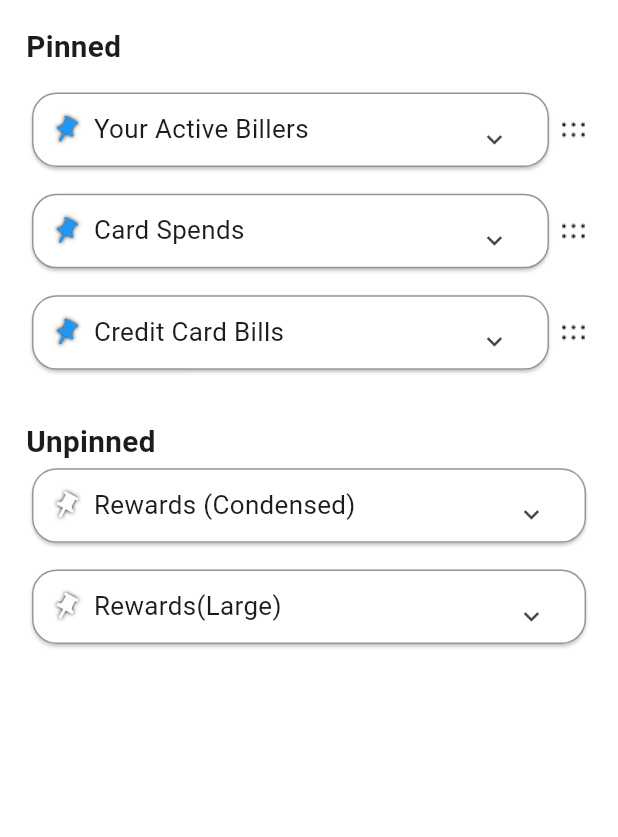
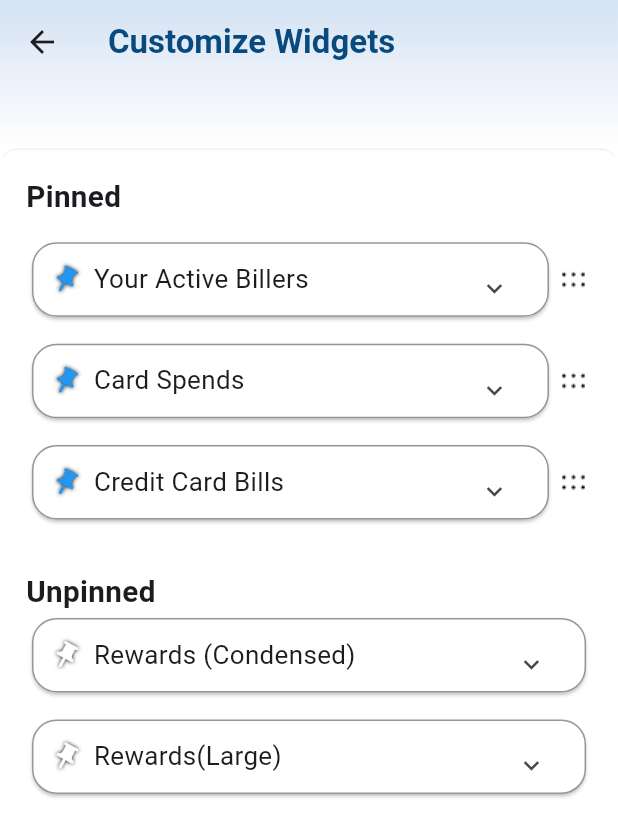
Before and after one commit to muhammedswalih11/task_flutter_, a Flutter app: the customized_ui screen opened directly, on a phone screen of 412 x 824 dp. Shown: the top 837 px of the screen. Run offline on Flutter 3.47's test engine with Material 3 defaults, Android fonts, the phone set to English and light mode, and no system bars; our stand-ins replace flutter_riverpod.

Commit message:
second commit

```diff
--- a/lib/features/customized_ui/presentation/pages/custom_ui_screen.dart
+++ b/lib/features/customized_ui/presentation/pages/custom_ui_screen.dart
@@ -4,7 +4,6 @@ import 'package:flutter_tasks_/features/customized_ui/presentation/controllers/p
 import 'package:flutter_tasks_/features/customized_ui/presentation/widgets/active_bill_section.dart';
 import 'package:flutter_tasks_/features/customized_ui/presentation/widgets/card_spend_section.dart';
 import 'package:flutter_tasks_/features/customized_ui/presentation/widgets/ccbill_section.dart';
-import 'package:flutter_tasks_/features/customized_ui/presentation/widgets/progress_bar.dart';
 import 'package:flutter_tasks_/features/customized_ui/presentation/widgets/progressbar_section.dart';
 import 'package:flutter_tasks_/features/customized_ui/presentation/widgets/rewards_large.dart';
 import 'package:flutter_tasks_/features/customized_ui/presentation/widgets/cardsections.dart';
@@ -16,10 +15,44 @@ class customized_ui extends StatelessWidget {
   Widget build(BuildContext context) {
     SizeConfig.init(context);
     return Scaffold(
+      appBar: PreferredSize(
+        preferredSize: Size.fromHeight(SizeConfig.screenHeight * 0.12),
+        child: AppBar(
+          backgroundColor: Colors.transparent,
+          leading: IconButton(onPressed: () {}, icon: Icon(Icons.arrow_back)),
+          title: Text(
+            'Customize Widgets',
+            style: TextStyle(
+              fontWeight: FontWeight.bold,
+              color: const Color.fromARGB(255, 8, 73, 126),
+            ),
+          ),
+          flexibleSpace: Container(
+            decoration: const BoxDecoration(
+              gradient: LinearGradient(
+                colors: [
+                  Color.fromARGB(255, 212, 226, 243),
+                  Color.fromARGB(255, 255, 255, 255),
+                ],
+                begin: Alignment.topCenter,
+                end: Alignment.bottomCenter,
+              ),
+            ),
+          ),
+        ),
+      ),
       backgroundColor: Colors.white,
       body: SafeArea(
         child: SingleChildScrollView(
-          child: Padding(
+          child: Container(
+            width: SizeConfig.screenWidth,
+            decoration: BoxDecoration(
+              borderRadius: BorderRadius.only(
+                topLeft: Radius.circular(12),
+                topRight: Radius.circular(12),
+              ),
+              border: Border(top: BorderSide(color: Colors.blue.shade50)),
+            ),
             padding: EdgeInsets.all(SizeConfig.screenWidth * 0.042),
             child: Column(
               children: [
--- a/lib/features/customized_ui/presentation/widgets/active_bill_section.dart
+++ b/lib/features/customized_ui/presentation/widgets/active_bill_section.dart
@@ -2,7 +2,6 @@ import 'package:flutter/material.dart';
 import 'package:flutter_tasks_/core/utils/size_configuration.dart';
 import 'package:flutter_tasks_/features/customized_ui/datas/models.dart';
 import 'package:flutter_tasks_/features/customized_ui/presentation/widgets/bill_card_section.dart';
-import 'package:flutter_tasks_/features/customized_ui/presentation/widgets/cardsections.dart';
 
 class ActiveBillerSection2 extends StatelessWidget {
   const ActiveBillerSection2({super.key});
@@ -35,6 +34,7 @@ class ActiveBillerSection2 extends StatelessWidget {
         trialIcon: Icons.arrow_upward,
       ),
     ];
+
     return Container(
       height: SizeConfig.screenHeight * 0.18,
       decoration: BoxDecoration(
--- a/lib/features/customized_ui/presentation/widgets/card_spend_section.dart
+++ b/lib/features/customized_ui/presentation/widgets/card_spend_section.dart
@@ -1,7 +1,6 @@
 import 'package:flutter/material.dart';
 import 'package:flutter_tasks_/core/utils/size_configuration.dart';
 import 'package:flutter_tasks_/features/customized_ui/presentation/widgets/card_spends_box.dart';
-import 'package:flutter_tasks_/features/customized_ui/presentation/widgets/spend_row.dart';
 
 class CardSpendSection extends StatelessWidget {
   const CardSpendSection({super.key});
--- a/lib/features/customized_ui/presentation/widgets/cardsections.dart
+++ b/lib/features/customized_ui/presentation/widgets/cardsections.dart
@@ -2,7 +2,6 @@ import 'package:flutter/material.dart';
 import 'package:flutter_riverpod/flutter_riverpod.dart';
 import 'package:flutter_riverpod/legacy.dart';
 import 'package:flutter_tasks_/core/utils/size_configuration.dart';
-import 'package:flutter_tasks_/features/customized_ui/datas/models.dart';
 
 class CardSections extends ConsumerWidget {
   final String title;
--- a/lib/features/customized_ui/presentation/widgets/progress_bar.dart
+++ b/lib/features/customized_ui/presentation/widgets/progress_bar.dart
@@ -1,7 +1,5 @@
 import 'package:flutter/material.dart';
 import 'package:flutter_tasks_/core/utils/size_configuration.dart';
-import 'package:flutter_tasks_/features/customized_ui/presentation/widgets/point_box.dart';
-import 'package:flutter_tasks_/features/customized_ui/presentation/widgets/points_earncard.dart';
 
 class ProgressBar extends StatelessWidget {
   ProgressBar({super.key});
--- a/lib/main.dart
+++ b/lib/main.dart
@@ -20,7 +20,7 @@ class MyApp extends StatelessWidget {
       theme: ThemeData(
         colorScheme: ColorScheme.fromSeed(seedColor: Colors.deepPurple),
       ),
-      home: BillsScreen(),
+      home: customized_ui(),
     );
   }
 }
```
